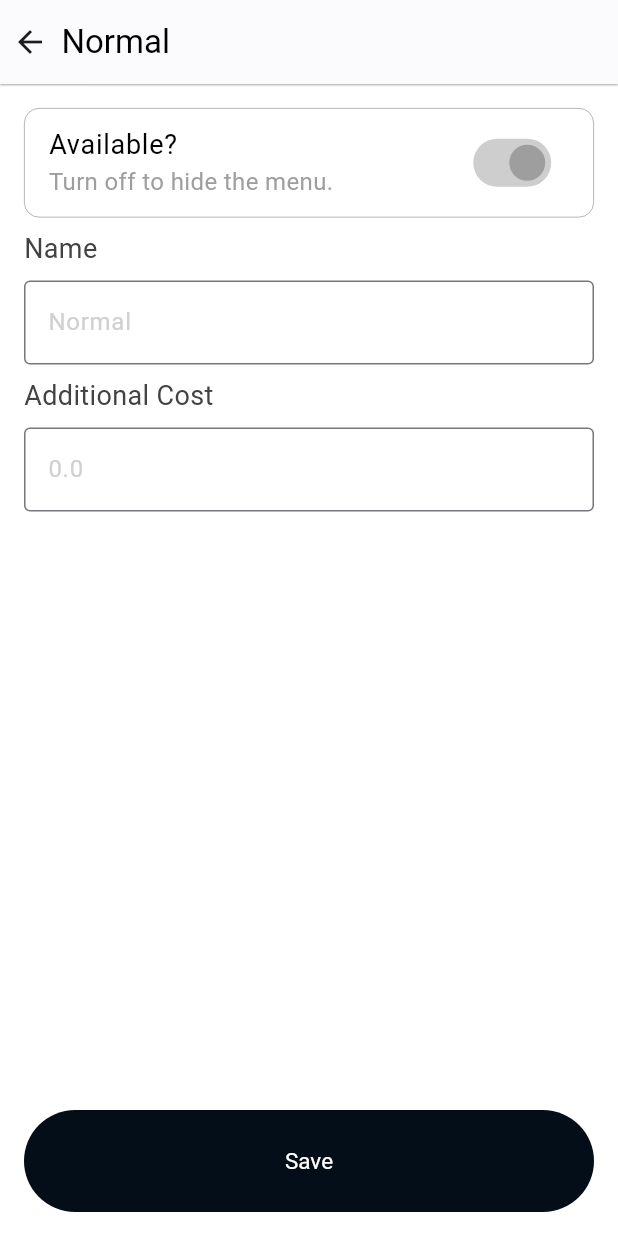
After one commit to heloufra/monolo, a Flutter app: the OptionsPage screen opened directly, after a tap on the "arrow forward ios" icon, on a phone screen of 412 x 824 dp. The commit adds this screen. Run offline on Flutter 3.47's test engine with Material 3 defaults, Android fonts, the phone set to English and light mode, and no system bars; drawn by our look-alikes of toastification; our stand-ins replace flutter_dotenv, geolocator, google_maps_flutter, permission_handler, pin_code_fields, supabase_flutter; accounts and stored records are empty.

Commit message:
commit success

```diff
--- /dev/null
+++ b/olo/lib/screens/admin_dashboard/option_details.dart
@@ -0,0 +1,135 @@
+import 'package:flutter/material.dart';
+import 'package:olo/components/save_button.dart';
+import 'options_page.dart' show options, price;
+
+class OptionDetails extends StatefulWidget {
+  const OptionDetails({super.key});
+
+  @override
+  State<OptionDetails> createState() => _OptionDetailsState();
+}
+
+class _OptionDetailsState extends State<OptionDetails> {
+  bool isAvailable = true;
+  final TextEditingController _nameController1 = TextEditingController();
+  final TextEditingController _nameController2 = TextEditingController();
+
+  @override
+  Widget build(BuildContext context) {
+    return SafeArea(
+      child: Scaffold(
+        appBar: AppBar(
+          elevation: 0.5,
+          backgroundColor: Colors.white,
+          shadowColor: Colors.grey,
+          leadingWidth: 25,
+          title: Text(
+            options,
+            style: TextStyle(color: Colors.black),
+          ),
+        ),
+        body: Container(
+          padding: EdgeInsets.all(16.0),
+          color: Colors.white,
+          child: Column(
+            crossAxisAlignment: CrossAxisAlignment.start,
+            children: [
+              Container(
+                decoration: BoxDecoration(
+                  borderRadius: BorderRadius.circular(10),
+                  border: Border.all(
+                    color: Colors.grey,
+                    width: 0.5,
+                  ),
+                ),
+                child: ListTile(
+                  title: Text(
+                    'Available?',
+                    style: TextStyle(
+                      fontSize: 18,
+                      color: Colors.black,
+                    ),
+                  ),
+                  subtitle: Text(
+                    'Turn off to hide the menu.',
+                    style: TextStyle(
+                      fontSize: 16,
+                      color: Colors.grey,
+                    ),
+                  ),
+                  trailing: Switch(
+                    activeColor: Colors.grey,
+                    inactiveTrackColor: Colors.white,
+                    inactiveThumbColor: Colors.black,
+                    value: isAvailable,
+                    onChanged: (bool value) {
+                      setState(
+                        () {
+                          isAvailable = value;
+                        },
+                      );
+                    },
+                  ),
+                ),
+              ),
+              Padding(
+                padding: EdgeInsets.fromLTRB(0, 8, 0, 8),
+                child: Text(
+                  'Name',
+                  style: TextStyle(
+                    fontSize: 18,
+                    color: Colors.grey.shade800,
+                  ),
+                ),
+              ),
+              TextField(
+                controller: _nameController1,
+                decoration: InputDecoration(
+                  hintText: options,
+                  hintStyle:
+                      TextStyle(color: Color.fromARGB(255, 209, 208, 208)),
+                  focusedBorder: OutlineInputBorder(
+                    borderSide: BorderSide(color: Colors.grey),
+                  ),
+                  border: OutlineInputBorder(
+                    borderSide: BorderSide(color: Colors.grey),
+                  ),
+                ),
+              ),
+              Padding(
+                padding: EdgeInsets.fromLTRB(0, 8, 0, 8),
+                child: Text(
+                  'Additional Cost',
+                  style: TextStyle(
+                    fontSize: 18,
+                    color: Colors.grey.shade800,
+                  ),
+                ),
+              ),
+              TextField(
+                controller: _nameController2,
+                decoration: InputDecoration(
+                  hintText: price.toString(),
+                  hintStyle:
+                      TextStyle(color: Color.fromARGB(255, 209, 208, 208)),
+                  focusedBorder: OutlineInputBorder(
+                    borderSide: BorderSide(color: Colors.grey),
+                  ),
+                  border: OutlineInputBorder(
+                    borderSide: BorderSide(color: Colors.grey),
+                  ),
+                ),
+              ),
+              Spacer(),
+              SaveButton(
+                onPressed: () {
+                  // Handle save button tap
+                },
+              ),
+            ],
+          ),
+        ),
+      ),
+    );
+  }
+}
--- a/olo/lib/screens/admin_dashboard/options_page.dart
+++ b/olo/lib/screens/admin_dashboard/options_page.dart
@@ -1,5 +1,11 @@
 import 'package:flutter/material.dart';
+import 'package:olo/components/simple_list_tile.dart';
+import 'package:olo/components/add_button.dart';
 import 'item_details.dart' show modifierName;
+import 'option_details.dart';
+
+String options = 'Normal';
+double price = 0.0;
 
 class OptionsPage extends StatefulWidget {
   const OptionsPage({super.key});
@@ -9,6 +15,7 @@ class OptionsPage extends StatefulWidget {
 }
 
 class _OptionsPageState extends State<OptionsPage> {
+  double price = 0.0;
   @override
   Widget build(BuildContext context) {
     return SafeArea(
@@ -24,7 +31,29 @@ class _OptionsPageState extends State<OptionsPage> {
           ),
         ),
         body: Container(
+          padding: EdgeInsets.all(16),
           color: Colors.white,
+          child: Column(
+            children: [
+              simpleListTile(
+                options,
+                '$price Dhs',
+                () {
+                  Navigator.push(
+                    context,
+                    MaterialPageRoute(
+                      builder: (context) => OptionDetails(),
+                    ),
+                  );
+                },
+              ),
+              addButton(
+                context: context,
+                title: 'New Option',
+                onPressed: () {},
+              ),
+            ],
+          ),
         ),
       ),
     );
```
